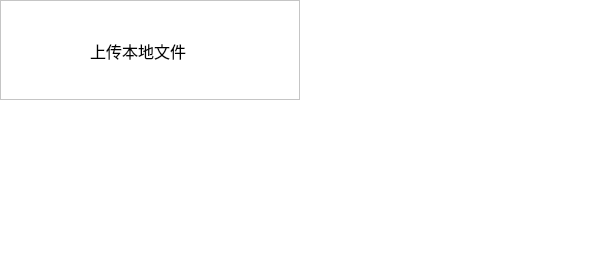
This is uploadmenu.ui in EricGu1001/Ruiji_dev as Qt 5 draws it before an edit. The edited form follows.
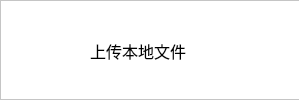
This is the edited form. Custom widgets are drawn as their Qt base class.

Patch:
```diff
--- a/uploadmenu.ui
+++ b/uploadmenu.ui
@@ -6,8 +6,8 @@
    <rect>
     <x>0</x>
     <y>0</y>
-    <width>596</width>
-    <height>279</height>
+    <width>299</width>
+    <height>102</height>
    </rect>
   </property>
   <property name="sizeIncrement">
```
